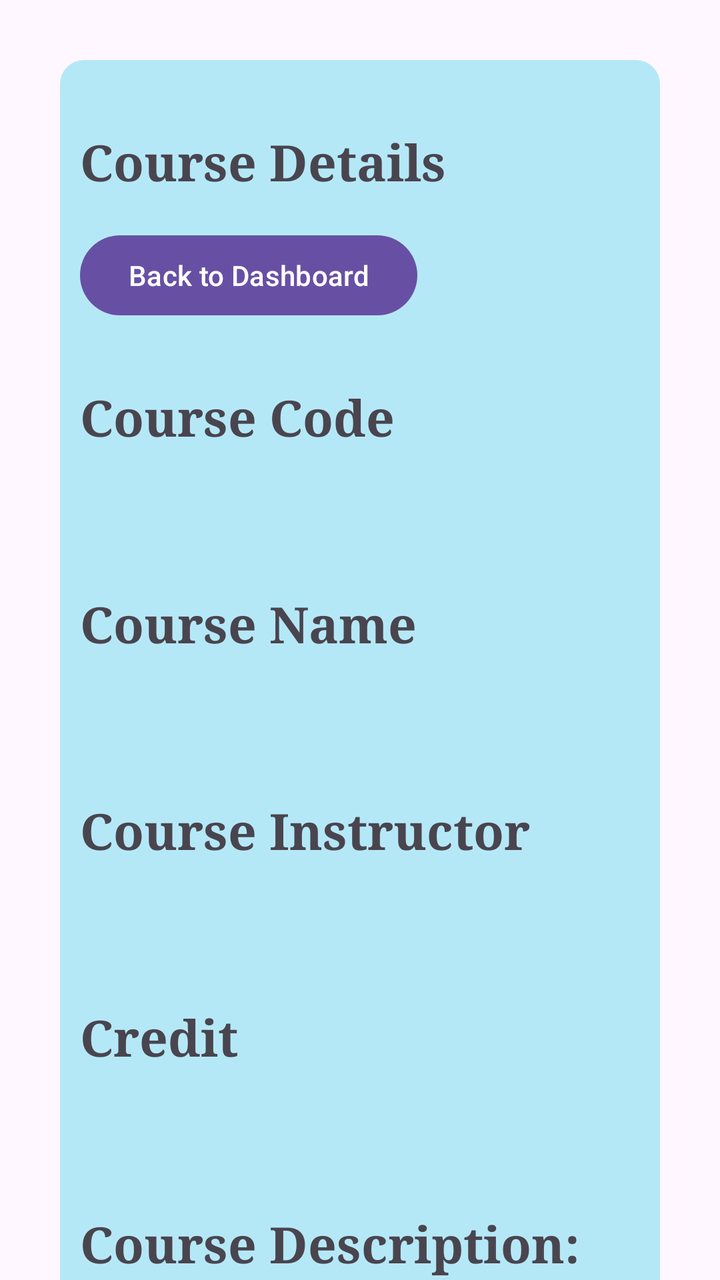
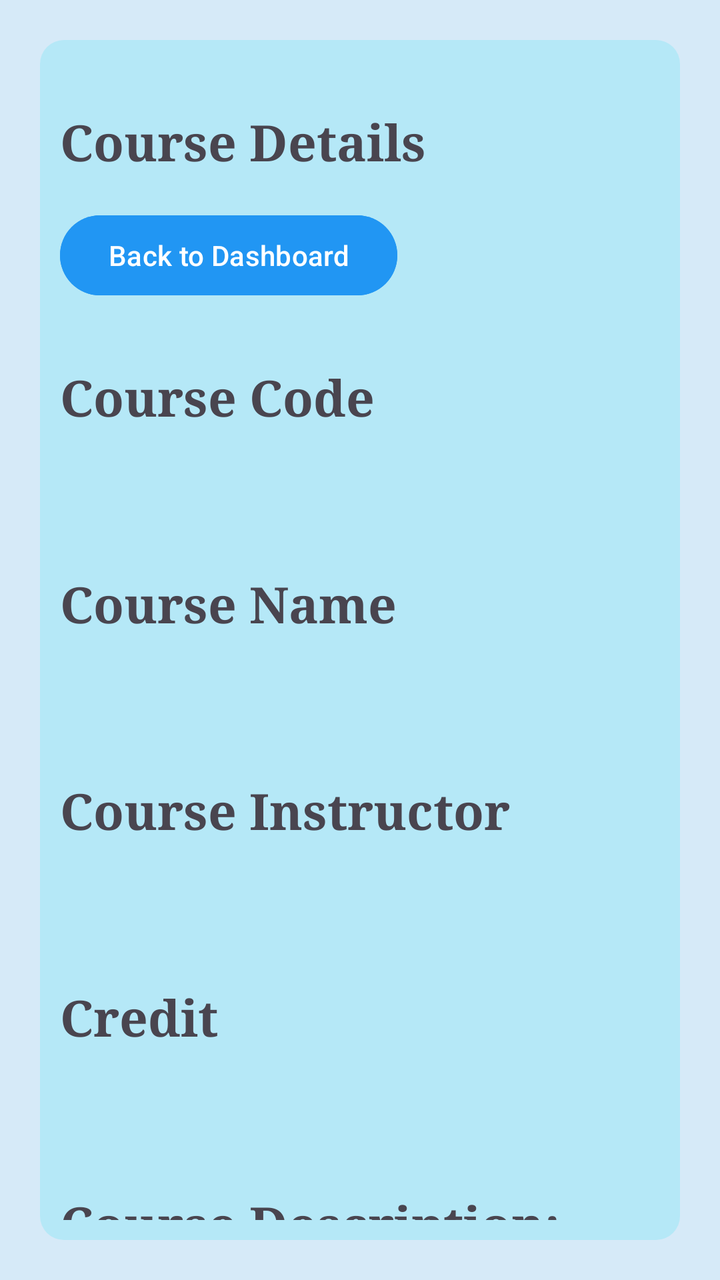

Two renders of the same Android screen: before a commit and after it. Below are the layout's source before the change and the commit's diff.
<!-- AndroidManifest.xml: application theme Theme.FinalAssignment -->
<!-- res/layout/activity_detail.xml -->
<?xml version="1.0" encoding="utf-8"?>
<androidx.constraintlayout.widget.ConstraintLayout xmlns:android="http://schemas.android.com/apk/res/android"
    xmlns:app="http://schemas.android.com/apk/res-auto"
    xmlns:tools="http://schemas.android.com/tools"
    android:id="@+id/main"
    android:layout_width="match_parent"
    android:layout_height="match_parent"
    tools:context=".DetailActivity">

    <androidx.constraintlayout.widget.ConstraintLayout
        android:id="@+id/courseLayout"
        android:layout_width="match_parent"
        android:layout_height="wrap_content"
        android:layout_margin="30dp"
        android:background="@drawable/rectangle"
        android:layout_marginTop="60dp"
        android:padding="10dp"
        app:layout_constraintEnd_toEndOf="parent"
        app:layout_constraintStart_toStartOf="parent"
        app:layout_constraintTop_toBottomOf="parent"
        app:layout_constraintTop_toTopOf="parent">

        <TextView
            android:id="@+id/detailTitle"
            android:layout_width="wrap_content"
            android:layout_height="wrap_content"
            android:layout_marginTop="24dp"
            android:fontFamily="serif"
            android:textStyle="bold"
            android:text="Course Details"
            android:textSize="25sp"
            app:layout_constraintStart_toStartOf="parent"
            app:layout_constraintTop_toTopOf="parent" />

        <Button
            android:id="@+id/backButton"
            android:layout_width="wrap_content"
            android:layout_height="wrap_content"
            android:layout_marginTop="16dp"
            android:text="Back to Dashboard"
            app:layout_constraintStart_toStartOf="parent"
            app:layout_constraintTop_toBottomOf="@id/detailTitle" />

        <TextView
            android:id="@+id/courseCode"
            android:layout_width="wrap_content"
            android:layout_height="wrap_content"
            android:layout_marginTop="30dp"
            android:fontFamily="serif"
            android:textStyle="bold"
            android:text="Course Code"
            android:textSize="25sp"
            app:layout_constraintStart_toStartOf="parent"
            app:layout_constraintTop_toBottomOf="@id/backButton" />


        <TextView
            android:id="@+id/detailCourseCode"
            android:layout_width="wrap_content"
            android:layout_height="wrap_content"
            android:layout_marginTop="6dp"
            android:fontFamily="serif"
            android:textSize="18sp"
            app:layout_constraintStart_toStartOf="parent"
            app:layout_constraintTop_toBottomOf="@id/courseCode" />

        <TextView
            android:id="@+id/courseName"
            android:layout_width="wrap_content"
            android:layout_height="wrap_content"
            android:layout_marginTop="40dp"
            android:fontFamily="serif"
            android:textStyle="bold"
            android:text="Course Name"
            android:textSize="25sp"
            app:layout_constraintStart_toStartOf="parent"
            app:layout_constraintTop_toBottomOf="@id/detailCourseCode" />

        <TextView
            android:id="@+id/detailCourseName"
            android:layout_width="wrap_content"
            android:layout_height="wrap_content"
            android:layout_marginTop="6dp"
            android:fontFamily="serif"
            android:textSize="18sp"
            app:layout_constraintStart_toStartOf="parent"
            app:layout_constraintTop_toBottomOf="@id/courseName" />

        <TextView
            android:id="@+id/courseInstructor"
            android:layout_width="wrap_content"
            android:layout_height="wrap_content"
            android:layout_marginTop="40dp"
            android:textStyle="bold"
            android:fontFamily="serif"
            android:text="Course Instructor"
            android:textSize="25sp"
            app:layout_constraintStart_toStartOf="parent"
            app:layout_constraintTop_toBottomOf="@id/detailCourseName" />

        <TextView
            android:id="@+id/courseInstructorDetail"
            android:layout_width="wrap_content"
            android:layout_height="wrap_content"
            android:layout_marginTop="6dp"
            android:fontFamily="serif"
            android:textSize="18sp"
            app:layout_constraintStart_toStartOf="parent"
            app:layout_constraintTop_toBottomOf="@id/courseInstructor" />

        <TextView
            android:id="@+id/credit"
            android:layout_width="wrap_content"
            android:layout_height="wrap_content"
            android:layout_marginTop="40dp"
            android:fontFamily="serif"
            android:text="Credit"
            android:textStyle="bold"
            android:textSize="25sp"
            app:layout_constraintStart_toStartOf="parent"
            app:layout_constraintTop_toBottomOf="@id/courseInstructorDetail" />

        <TextView
            android:id="@+id/CourseCredit"
            android:layout_width="wrap_content"
            android:layout_height="wrap_content"
            android:layout_marginTop="6dp"
            android:fontFamily="serif"
            android:textSize="18sp"
            app:layout_constraintStart_toStartOf="parent"
            app:layout_constraintTop_toBottomOf="@id/credit" />

        <TextView
            android:id="@+id/description"
            android:layout_width="wrap_content"
            android:layout_height="wrap_content"
            android:layout_marginTop="40dp"
            android:fontFamily="serif"
            android:textStyle="bold"
            android:text="Course Description: "
            android:textSize="25sp"
            app:layout_constraintStart_toStartOf="parent"
            app:layout_constraintTop_toBottomOf="@id/CourseCredit" />

        <TextView
            android:id="@+id/CourseDescription"
            android:layout_width="wrap_content"
            android:layout_height="wrap_content"
            android:layout_marginTop="6dp"
            android:fontFamily="serif"
            android:textSize="18sp"
            app:layout_constraintStart_toStartOf="parent"
            app:layout_constraintTop_toBottomOf="@id/description" />


    </androidx.constraintlayout.widget.ConstraintLayout>


</androidx.constraintlayout.widget.ConstraintLayout>
<!-- resources referenced by this layout -->
<resources>
  <!-- drawable rectangle (drawable) -->
  <?xml version="1.0" encoding="utf-8"?>
  <shape xmlns:android="http://schemas.android.com/apk/res/android"
      android:shape="rectangle"
      >
  
      <solid android:color="#b5e8f7"/>
      <corners android:radius="12dp"/>
  
  </shape>
  <style name="Theme.FinalAssignment" parent="Base.Theme.FinalAssignment" />
  <style name="Base.Theme.FinalAssignment" parent="Theme.Material3.DayNight.NoActionBar">
          
          
      </style>
</resources>

<!-- the commit's change to res/layout/activity_detail.xml (unified diff, before → after) -->
@@ -5,19 +5,18 @@
     android:id="@+id/main"
     android:layout_width="match_parent"
     android:layout_height="match_parent"
+    android:background="#D6EAF8"
     tools:context=".DetailActivity">
 
     <androidx.constraintlayout.widget.ConstraintLayout
         android:id="@+id/courseLayout"
         android:layout_width="match_parent"
-        android:layout_height="wrap_content"
-        android:layout_margin="30dp"
+        android:layout_height="match_parent"
+        android:layout_margin="20dp"
         android:background="@drawable/rectangle"
-        android:layout_marginTop="60dp"
         android:padding="10dp"
         app:layout_constraintEnd_toEndOf="parent"
         app:layout_constraintStart_toStartOf="parent"
-        app:layout_constraintTop_toBottomOf="parent"
         app:layout_constraintTop_toTopOf="parent">
 
         <TextView
@@ -26,14 +25,15 @@
             android:layout_height="wrap_content"
             android:layout_marginTop="24dp"
             android:fontFamily="serif"
-            android:textStyle="bold"
             android:text="Course Details"
             android:textSize="25sp"
+            android:textStyle="bold"
             app:layout_constraintStart_toStartOf="parent"
             app:layout_constraintTop_toTopOf="parent" />
 
         <Button
             android:id="@+id/backButton"
+            android:backgroundTint="#2196F3"
             android:layout_width="wrap_content"
             android:layout_height="wrap_content"
             android:layout_marginTop="16dp"
@@ -47,9 +47,9 @@
             android:layout_height="wrap_content"
             android:layout_marginTop="30dp"
             android:fontFamily="serif"
-            android:textStyle="bold"
             android:text="Course Code"
             android:textSize="25sp"
+            android:textStyle="bold"
             app:layout_constraintStart_toStartOf="parent"
             app:layout_constraintTop_toBottomOf="@id/backButton" />
 
@@ -70,9 +70,9 @@
             android:layout_height="wrap_content"
             android:layout_marginTop="40dp"
             android:fontFamily="serif"
-            android:textStyle="bold"
             android:text="Course Name"
             android:textSize="25sp"
+            android:textStyle="bold"
             app:layout_constraintStart_toStartOf="parent"
             app:layout_constraintTop_toBottomOf="@id/detailCourseCode" />
 
@@ -91,10 +91,10 @@
             android:layout_width="wrap_content"
             android:layout_height="wrap_content"
             android:layout_marginTop="40dp"
-            android:textStyle="bold"
             android:fontFamily="serif"
             android:text="Course Instructor"
             android:textSize="25sp"
+            android:textStyle="bold"
             app:layout_constraintStart_toStartOf="parent"
             app:layout_constraintTop_toBottomOf="@id/detailCourseName" />
 
@@ -115,8 +115,8 @@
             android:layout_marginTop="40dp"
             android:fontFamily="serif"
             android:text="Credit"
+            android:textSize="25sp"
             android:textStyle="bold"
-            android:textSize="25sp"
             app:layout_constraintStart_toStartOf="parent"
             app:layout_constraintTop_toBottomOf="@id/courseInstructorDetail" />
 
@@ -136,9 +136,9 @@
             android:layout_height="wrap_content"
             android:layout_marginTop="40dp"
             android:fontFamily="serif"
-            android:textStyle="bold"
             android:text="Course Description: "
             android:textSize="25sp"
+            android:textStyle="bold"
             app:layout_constraintStart_toStartOf="parent"
             app:layout_constraintTop_toBottomOf="@id/CourseCredit" />
 
